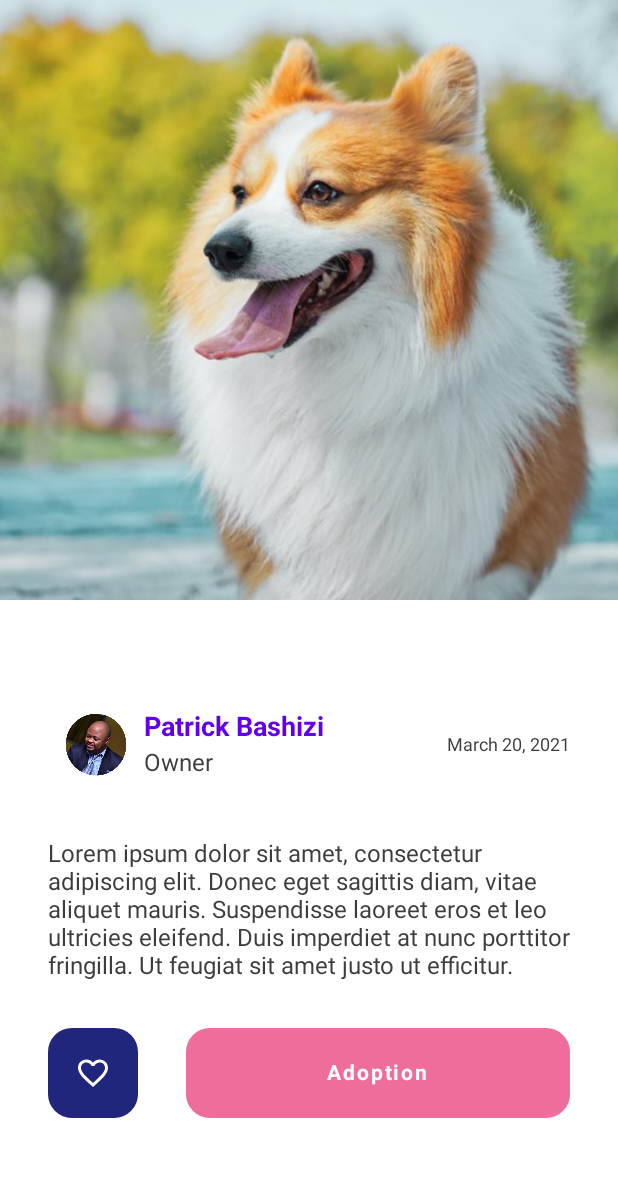
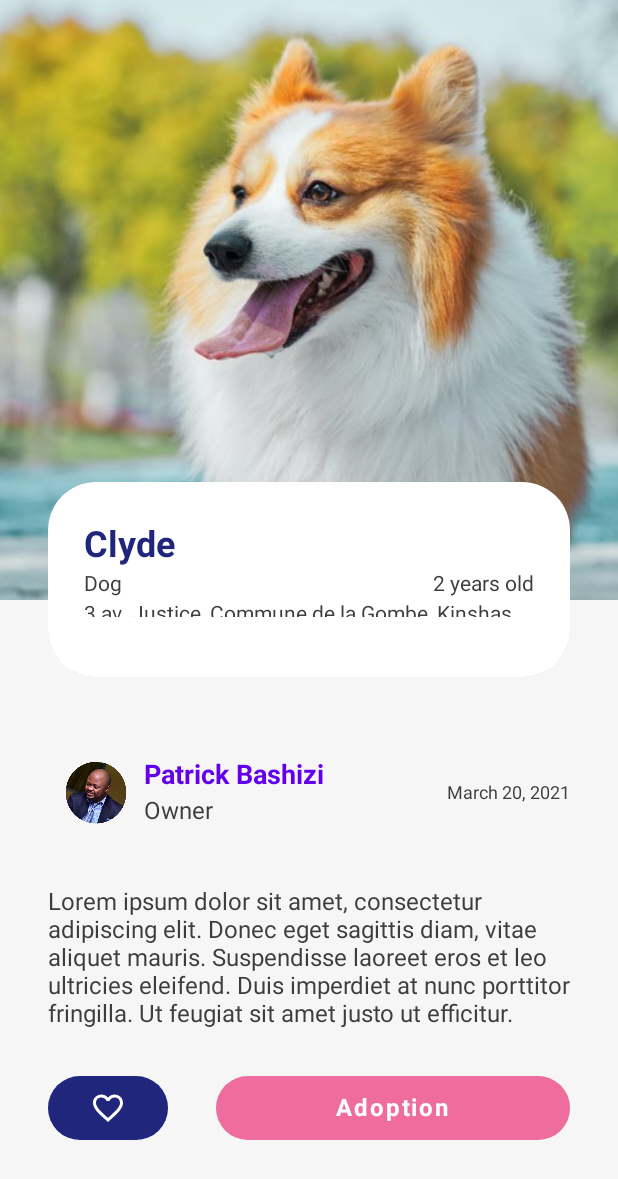
Before and after one commit to bashizip/les-mignons, an Android app built with Jetpack Compose: the screen it shows after launch (MignonDetails), after a tap on "Clyde", on a phone screen of 412 x 824 dp. Shown: the top 1179 px of the screen. Run offline under Robolectric (Android 15) with nearby library versions, the phone set to English and light mode, and no system bars.

Commit message:
update details view

```diff
--- a/app/src/main/java/com/example/androiddevchallenge/MainActivity.kt
+++ b/app/src/main/java/com/example/androiddevchallenge/MainActivity.kt
@@ -141,7 +141,7 @@ class MainActivity : AppCompatActivity() {
                     Text(
                         text = "Location",
                         fontSize = 14.sp,
-                        color = colorResource(id = R.color.gray_lighter),
+                        color = colorResource(id = R.color.gray_dark),
                         textAlign = TextAlign.Center,
                         modifier = Modifier.padding(top = 8.dp)
                     )
@@ -221,7 +221,6 @@ class MainActivity : AppCompatActivity() {
                     .fillMaxWidth()
                     .padding(start = 16.dp, top = 8.dp)
 
-
             ) {
                 Text(
                     text = mignon.name,
@@ -234,14 +233,12 @@ class MainActivity : AppCompatActivity() {
                 Text(
                     text = mignon.type,
                     style = typography.body1,
-                    //fontWeight = FontWeight.Bold,
                     color = colorResource(id = R.color.gray_dark),
                     modifier = Modifier.padding(top = 4.dp)
                 )
                 Text(
                     text = "${mignon.age} years old",
                     style = typography.body1,
-                    //fontWeight = FontWeight.Bold,
                     color = colorResource(id = R.color.gray_dark),
                     modifier = Modifier.padding(top = 4.dp)
                 )
@@ -256,7 +253,6 @@ class MainActivity : AppCompatActivity() {
                         style = typography.body1,
                         maxLines = 1,
                         overflow = TextOverflow.Ellipsis,
-                       // fontWeight = FontWeight.Bold,
                         color = colorResource(id = R.color.gray_dark),
                         modifier = Modifier.padding(top = 4.dp, bottom = 8.dp)
                     )
--- a/app/src/main/java/com/example/androiddevchallenge/MignonDetails.kt
+++ b/app/src/main/java/com/example/androiddevchallenge/MignonDetails.kt
@@ -29,6 +29,7 @@ import androidx.compose.foundation.shape.RoundedCornerShape
 import androidx.compose.material.*
 import androidx.compose.ui.graphics.*
 import androidx.compose.ui.graphics.Color.Companion.White
+import androidx.compose.ui.text.style.TextOverflow
 
 
 class MignonDetails : AppCompatActivity() {
@@ -36,7 +37,6 @@ class MignonDetails : AppCompatActivity() {
 
     override fun onCreate(savedInstanceState: Bundle?) {
         super.onCreate(savedInstanceState)
-
         window.setFlags(
             WindowManager.LayoutParams.FLAG_LAYOUT_NO_LIMITS,
             WindowManager.LayoutParams.FLAG_LAYOUT_NO_LIMITS
@@ -45,20 +45,78 @@ class MignonDetails : AppCompatActivity() {
             MyTheme {
                 val mignonId: Int = intent.getIntExtra(EXTRA_MIGON, 0)
                 val mignon = MignonRepo(this).mignonsList[mignonId - 1]
-                DetailView(mignon)
+                MainLayout(mignon = mignon)
             }
         }
     }
 
     @Composable
-    fun MigonInfos(mignon: Mignon){
+    fun MainLayout(mignon: Mignon) {
         Box(
+            modifier = Modifier
+                .fillMaxSize()
+            ,
+            contentAlignment = Alignment.Center
+        ) {
+            Box(modifier = Modifier.fillMaxSize()) {
+                DetailView(mignon = mignon)
+            }
+            MigonInfos(mignon = mignon)
+        }
+    }
+
+    @Composable
+    fun MigonInfos(mignon: Mignon) {
+        Card(
+            elevation = 6.dp,
             modifier =
             Modifier
-                .padding(start = 32.dp, end = 32.dp)
-                .height(160.dp)
-                .background(colorResource(id = R.color.gray_dark))
+                .padding(start = 32.dp, end = 32.dp, bottom = 52.dp)
+                .clip(shape = RoundedCornerShape(32.dp))
+                .height(130.dp)
+                .fillMaxWidth()
+        )
+        {
+            Column(
+                modifier = Modifier.padding(24.dp)
+
+            ) {
+                Text(
+                    text = mignon.name,
+                    fontSize = 24.sp,
+                    fontWeight = FontWeight.Bold,
+                    color = colorResource(id = R.color.jacksons_purple_500),
+                    modifier = Modifier.padding(top = 4.dp)
+                    )
+
+                Row(
+                    modifier = Modifier.fillMaxWidth().padding(top = 4.dp)
+
                 ){
+                    Text(
+                        text = mignon.type,
+                        fontSize = 14.sp,
+                        color = colorResource(id = R.color.gray_dark),
+                        modifier = Modifier.weight(1f),
+
+                    )
+                    Text(
+                        text = "${mignon.age} years old",
+                        fontSize = 14.sp,
+                        color = colorResource(id = R.color.gray_dark),
+
+                    )
+                }
+
+                Text(
+                    text = mignon.adress,
+                    fontSize = 14.sp,
+                    color = colorResource(id = R.color.gray_dark),
+                    maxLines = 1,
+                    overflow = TextOverflow.Ellipsis,
+                    modifier = Modifier.padding(top = 4.dp, bottom = 16.dp)
+                )
+            }
 
         }
     }
@@ -66,14 +124,10 @@ class MignonDetails : AppCompatActivity() {
     @Composable
     fun DetailView(mignon: Mignon) {
         Surface(color = MaterialTheme.colors.background) {
-            MignonDetails(mignon)
-        }
-    }
-
-    @Composable
-    fun MignonDetails(mignon: Mignon) {
             Column(
-            modifier = Modifier.fillMaxHeight()
+                modifier = Modifier
+                    .fillMaxHeight()
+                    .background(color = colorResource(id = R.color.gray_light))
             ) {
                 Image(
                     painter = painterResource(id = mignon.photo),
@@ -87,18 +141,21 @@ class MignonDetails : AppCompatActivity() {
                 ProprioInfosPane()
             }
         }
+    }
 
     @Composable
     fun ProprioInfosPane() {
         Column(
             modifier = Modifier
-                .padding(top = 64.dp, start = 32.dp, bottom = 32.dp, end = 32.dp)
+                .padding(top = 96.dp, start = 32.dp, bottom = 64.dp, end = 32.dp)
+
         ) {
             Profile()
             Text(
                 text = stringResource(id = R.string.lorem_ipsum),
                 maxLines = 5,
-                color = colorResource(id = R.color.gray_dark),  modifier = Modifier
+                color = colorResource(id = R.color.gray_dark),
+                modifier = Modifier
                     .padding(top = 32.dp)
             )
             ButtonBar()
@@ -159,14 +216,14 @@ class MignonDetails : AppCompatActivity() {
                 .fillMaxWidth()
         ) {
             Button(
-                onClick = { /*TODO*/ },colors = ButtonDefaults.textButtonColors(
+                onClick = { /*TODO*/ }, colors = ButtonDefaults.textButtonColors(
                     backgroundColor = colorResource(id = R.color.jacksons_purple_500),
                 ),
 
                 modifier = Modifier
-                   .clip(shape = RoundedCornerShape(16.dp))
+                    .clip(shape = RoundedCornerShape(24.dp))
                     .height(60.dp)
-                   .width(60.dp)
+                    .width(80.dp)
 
             ) {
                 Image(
@@ -181,16 +238,18 @@ class MignonDetails : AppCompatActivity() {
                 ),
                 modifier = Modifier
                     .padding(start = 32.dp)
-                    .clip(shape = RoundedCornerShape(16.dp))
+                    .clip(shape = RoundedCornerShape(24.dp))
                     .width(150.dp)
                     .height(60.dp)
                     .weight(1f)
 
 
             ) {
-                Text("Adoption",
+                Text(
+                    "Adoption",
                     color = colorResource(id = R.color.white),
-                    fontWeight = FontWeight.Bold
+                    fontWeight = FontWeight.Bold,
+                    fontSize = 16.sp
                 )
             }
         }
--- a/app/src/main/java/com/example/androiddevchallenge/repository/MignonRepo.kt
+++ b/app/src/main/java/com/example/androiddevchallenge/repository/MignonRepo.kt
@@ -14,7 +14,7 @@ class MignonRepo(base: Context?) : ContextWrapper(base) {
             "Dog",
             age = 2,
             photo = R.drawable.mignon1,
-            adress = "Kinshasa"
+            adress = "3 av. Justice, Commune de la Gombe, Kinshasa, DR Congo"
         ),
         Mignon(
             id = 2,
@@ -22,15 +22,15 @@ class MignonRepo(base: Context?) : ContextWrapper(base) {
             "Dog",
             age = 6,
             photo = R.drawable.mignon2,
-            adress = "Kinshasa"
+            adress = "3 av. Justice, Commune de la Gombe, Kinshasa, DR Congo"
         ),
         Mignon(
             id = 3,
-            name = "Alfred",
-            "Dog",
+            name = "Amos",
+            type="Dog",
             age = 3,
             photo = R.drawable.mignon3,
-            adress = "Kinshasa"
+            adress = "3 av. Justice, Commune de la Gombe, Kinshasa, DR Congo"
         ),
         Mignon(
             id = 4,
@@ -38,7 +38,7 @@ class MignonRepo(base: Context?) : ContextWrapper(base) {
             "Dog",
             age = 2,
             photo = R.drawable.mignon4,
-            adress = "Kinshasa"
+            adress = "3 av. Justice, Commune de la Gombe, Kinshasa, DR Congo"
         ),
         Mignon(
             id = 5,
@@ -46,7 +46,7 @@ class MignonRepo(base: Context?) : ContextWrapper(base) {
             "Dog",
             age = 3,
             photo = R.drawable.mignon5,
-            adress = "Kinshasa"
+            adress = "3 av. Justice, Commune de la Gombe, Kinshasa, DR Congo"
         ),
         Mignon(
             id = 6,
@@ -54,7 +54,7 @@ class MignonRepo(base: Context?) : ContextWrapper(base) {
             "Dog",
             age = 1,
             photo = R.drawable.mignon6,
-            adress = "Kinshasa"
+            adress = "3 av. Justice, Commune de la Gombe, Kinshasa, DR Congo"
         ),
         Mignon(
             id = 7,
@@ -62,7 +62,7 @@ class MignonRepo(base: Context?) : ContextWrapper(base) {
             "Dog",
             age = 4,
             photo = R.drawable.mignon7,
-            adress = "Kinshasa"
+            adress = "3 av. Justice, Commune de la Gombe, Kinshasa, DR Congo"
         ),
         Mignon(
             id = 8,
@@ -70,7 +70,7 @@ class MignonRepo(base: Context?) : ContextWrapper(base) {
             "Dog",
             age = 1,
             photo = R.drawable.mignon8,
-            adress = "Kinshasa"
+            adress = "3 av. Justice, Commune de la Gombe, Kinshasa, DR Congo"
         ),
         Mignon(
             id = 9,
@@ -78,7 +78,7 @@ class MignonRepo(base: Context?) : ContextWrapper(base) {
             "Dog",
             age = 2,
             photo = R.drawable.mignon9,
-            adress = "Kinshasa"
+            adress = "3 av. Justice, Commune de la Gombe, Kinshasa, DR Congo"
         ),
         Mignon(
             id = 10,
@@ -86,7 +86,7 @@ class MignonRepo(base: Context?) : ContextWrapper(base) {
             "Dog",
             age = 1,
             photo = R.drawable.mignon10,
-            adress = "Kinshasa"
+            adress = "3 av. Justice, Commune de la Gombe, Kinshasa, DR Congo"
         ),
         Mignon(
             id = 11,
@@ -94,7 +94,7 @@ class MignonRepo(base: Context?) : ContextWrapper(base) {
             "Dog",
             age = 1,
             photo = R.drawable.mignon11,
-            adress = "Kinshasa"
+            adress = "3 av. Justice, Commune de la Gombe, Kinshasa, DR Congo"
         ),
         Mignon(
             id = 12,
@@ -102,7 +102,7 @@ class MignonRepo(base: Context?) : ContextWrapper(base) {
             "Dog",
             age = 2,
             photo = R.drawable.mignon12,
-            adress = "Kinshasa"
+            adress = "3 av. Justice, Commune de la Gombe, Kinshasa, DR Congo"
         ),
         Mignon(
             id = 13,
@@ -110,7 +110,7 @@ class MignonRepo(base: Context?) : ContextWrapper(base) {
             "Dog",
             age = 1,
             photo = R.drawable.mignon13,
-            adress = "Kinshasa"
+            adress = "3 av. Justice, Commune de la Gombe, Kinshasa, DR Congo"
         ),
         Mignon(
             id = 14,
@@ -118,7 +118,7 @@ class MignonRepo(base: Context?) : ContextWrapper(base) {
             "Dog",
             age = 3,
             photo = R.drawable.mignon14,
-            adress = "Kinshasa"
+            adress = "3 av. Justice, Commune de la Gombe, Kinshasa, DR Congo"
         ),
         Mignon(
             id = 15,
@@ -126,7 +126,7 @@ class MignonRepo(base: Context?) : ContextWrapper(base) {
             "Dog",
             age = 1,
             photo = R.drawable.mignon15,
-            adress = "Kinshasa"
+            adress = "3 av. Justice, Commune de la Gombe, Kinshasa, DR Congo"
         ),
         Mignon(
             id = 16,
@@ -134,7 +134,7 @@ class MignonRepo(base: Context?) : ContextWrapper(base) {
             "Dog",
             age = 1,
             photo = R.drawable.mignon16,
-            adress = "Kinshasa"
+            adress = "3 av. Justice, Commune de la Gombe, Kinshasa, DR Congo"
         ),
         Mignon(
             id = 17,
@@ -142,7 +142,7 @@ class MignonRepo(base: Context?) : ContextWrapper(base) {
             "Dog",
             age = 4,
             photo = R.drawable.mignon17,
-            adress = "Kinshasa"
+            adress = "3 av. Justice, Commune de la Gombe, Kinshasa, DR Congo"
         )
 
     )
--- a/app/src/main/res/drawable/ic_baseline_location_on_24.xml
+++ b/app/src/main/res/drawable/ic_baseline_location_on_24.xml
@@ -1,4 +1,4 @@
-<vector android:height="16dp" android:tint="#CDCDCD"
+<vector android:height="16dp" android:tint="#3d3d3d"
     android:viewportHeight="24" android:viewportWidth="24"
     android:width="16dp" xmlns:android="http://schemas.android.com/apk/res/android">
     <path android:fillColor="@android:color/white" android:pathData="M12,2C8.13,2 5,5.13 5,9c0,5.25 7,13 7,13s7,-7.75 7,-13c0,-3.87 -3.13,-7 -7,-7zM12,11.5c-1.38,0 -2.5,-1.12 -2.5,-2.5s1.12,-2.5 2.5,-2.5 2.5,1.12 2.5,2.5 -1.12,2.5 -2.5,2.5z"/>
```
Lines whose indentation alone changed are shown as unchanged.
